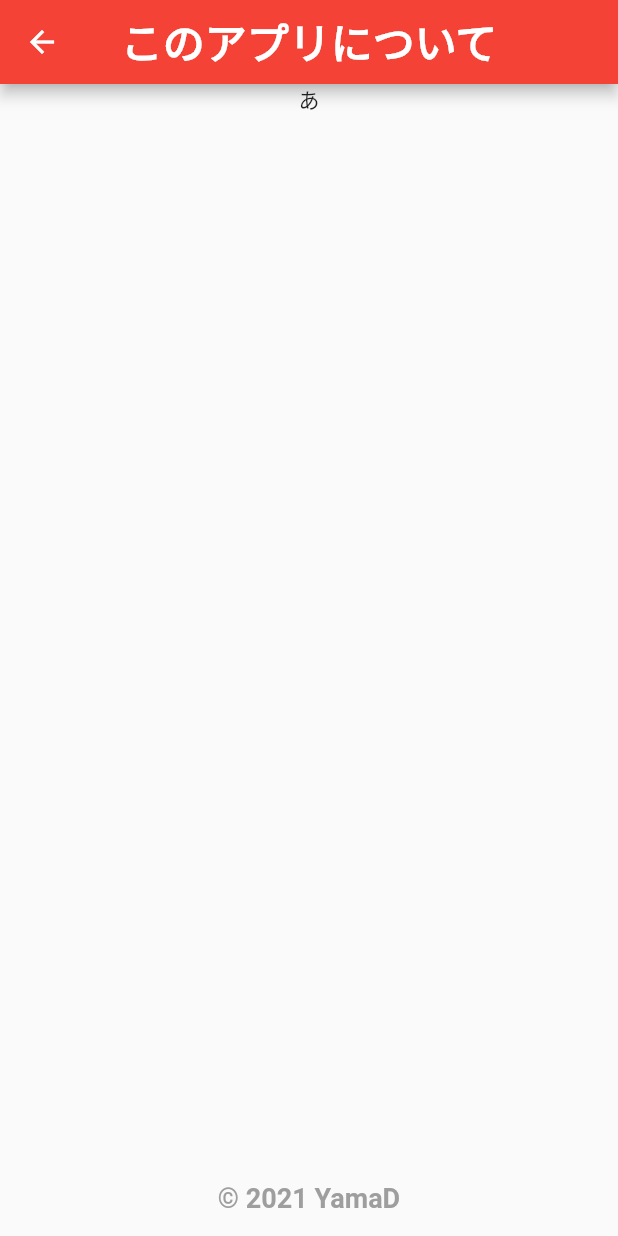
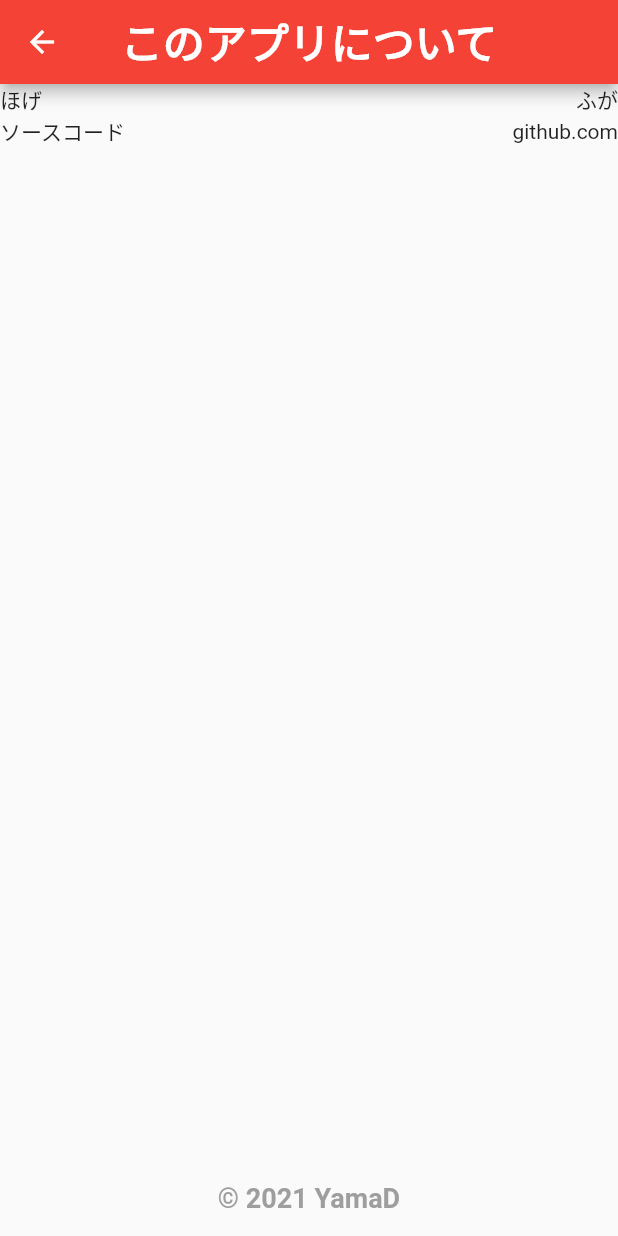
Before and after one commit to yamader/cjp-app, a Flutter app: the InfoPage screen opened by its route, on a phone screen of 412 x 824 dp. Run offline on Flutter 3.47's test engine with Material 2 defaults, Android fonts, the phone set to English and light mode, and no system bars; our stand-ins replace fluttertoast, package_info, share, tuple, url_launcher_web.

Commit message:
infoページ

```diff
--- a/lib/InfoPage.dart
+++ b/lib/InfoPage.dart
@@ -1,5 +1,7 @@
 import 'package:flutter/material.dart';
+import 'package:url_launcher/url_launcher.dart';
 import 'package:package_info/package_info.dart';
+import 'package:fluttertoast/fluttertoast.dart';
 
 // PackageInfo pkgInfo=await PackageInfo.fromPlatform();
 // pkgInfo.version;
@@ -17,14 +19,22 @@ class InfoPage extends StatelessWidget {
             Expanded(
               child: Column(
                 children: [
-                  Text("あ"),
+                  _InfoContainer([
+                    _InfoRowSideBySide.textBoth("ほげ","ふが"),
+                  ]),
+                  _InfoContainer([
+                    _InfoRowSideBySide.textTitle(
+                      "ソースコード",
+                      _TextLink("github.com","https://github.com/yamader/cjp")),
+                  ])
                 ],
               ),
             ),
             Container(
               margin: EdgeInsets.only(top: 10,bottom: 15,),
-              child: Text(
+              child: _TextLink(
                 "© 2021 YamaD",
+                "https://www.dyama.net",
                 style: TextStyle(
                   color: Colors.grey,
                   fontWeight: FontWeight.bold,
@@ -39,10 +49,54 @@ class InfoPage extends StatelessWidget {
   }
 }
 
-class InfoBlock extends StatelessWidget {
+class _InfoContainer extends StatelessWidget {
+  const _InfoContainer(this._children);
+  final List<Widget> _children;
+
   @override
-  Widget build(BuildContext context) {
-    return Container(
+  Widget build(BuildContext context)=>_children.length==0?SizedBox.shrink():
+    Container(
+      child: Column(children: _children),
+      decoration: BoxDecoration(
+      ),
     );
-  }
 }
+class _InfoRowSideBySide extends StatelessWidget {
+  const _InfoRowSideBySide(this._left,this._right);
+  final Widget _left,_right;
+  @override
+  Widget build(BuildContext context)=>
+    Container(
+      child: Row(
+        mainAxisAlignment: MainAxisAlignment.spaceBetween,
+        children: [_left,_right],
+      ),
+    );
+
+  static textTitle(String _title,Widget _right)=>
+    _InfoRowSideBySide(
+      Text(_title),
+      _right);
+  static textBoth(String _title,String _desc)=>
+    textTitle(_title,
+      Text(_desc));
+}
+
+class _TextLink extends Text {
+  const _TextLink(_text,this._url,{TextStyle? style})
+    : super(_text,style:style);
+  final String _url;
+  @override
+  Widget build(BuildContext context)=>
+    InkWell(
+      child: super.build(context),
+      onTap: ()=>_launchUrl(_url),
+    );
+}
+
+Future<void> _launchUrl(String url) async {
+  if (await canLaunch(url))
+    await launch(url);
+  else
+    Fluttertoast.showToast(msg: "リンクを開けません?!");
+}
--- a/lib/cjp.dart
+++ b/lib/cjp.dart
@@ -13,7 +13,7 @@ StrDict? _dictCommon,
          _dictEmoji;
 
 class CJP {
-  static Future<void> loadDict() async {
+  static Future<bool> loadDict() async {
     if(!_isDictReady) {
       await Future.wait([
         rootBundle.loadString("assets/cjp.js/dict/common.json")
@@ -29,6 +29,7 @@ class CJP {
       ]);
       _isDictReady=true;
     }
+    return Future<bool>(()=>_isDictReady);
   }
   static String generate(String text) {
     if(!_isDictReady){ // このコードをコピペする人用
--- a/lib/generated_plugin_registrant.dart
+++ b/lib/generated_plugin_registrant.dart
@@ -6,11 +6,13 @@
 // ignore_for_file: lines_longer_than_80_chars
 
 import 'package:fluttertoast/fluttertoast_web.dart';
+import 'package:url_launcher_web/url_launcher_web.dart';
 
 import 'package:flutter_web_plugins/flutter_web_plugins.dart';
 
 // ignore: public_member_api_docs
 void registerPlugins(Registrar registrar) {
   FluttertoastWebPlugin.registerWith(registrar);
+  UrlLauncherPlugin.registerWith(registrar);
   registrar.registerMessageHandler();
 }
--- a/lib/main.dart
+++ b/lib/main.dart
@@ -2,6 +2,7 @@ import 'package:flutter/material.dart';
 import 'package:flutter/services.dart';
 import 'package:cjp/GeneratorPage.dart';
 import 'package:cjp/InfoPage.dart';
+import 'package:cjp/cjp.dart';
 
 void main() => runApp(App());
 
--- a/pubspec.yaml
+++ b/pubspec.yaml
@@ -13,6 +13,7 @@ dependencies:
   tuple: ^2.0.0
   share: ^2.0.4
   fluttertoast: ^8.0.8
+  url_launcher: ^6.0.12
   package_info: ^2.0.2
 dev_dependencies:
   flutter_test:
```
Also changed, not shown: lib/GeneratorPage.dart (+57 -17 lines), assets/icon.png (added), 4 other files.
